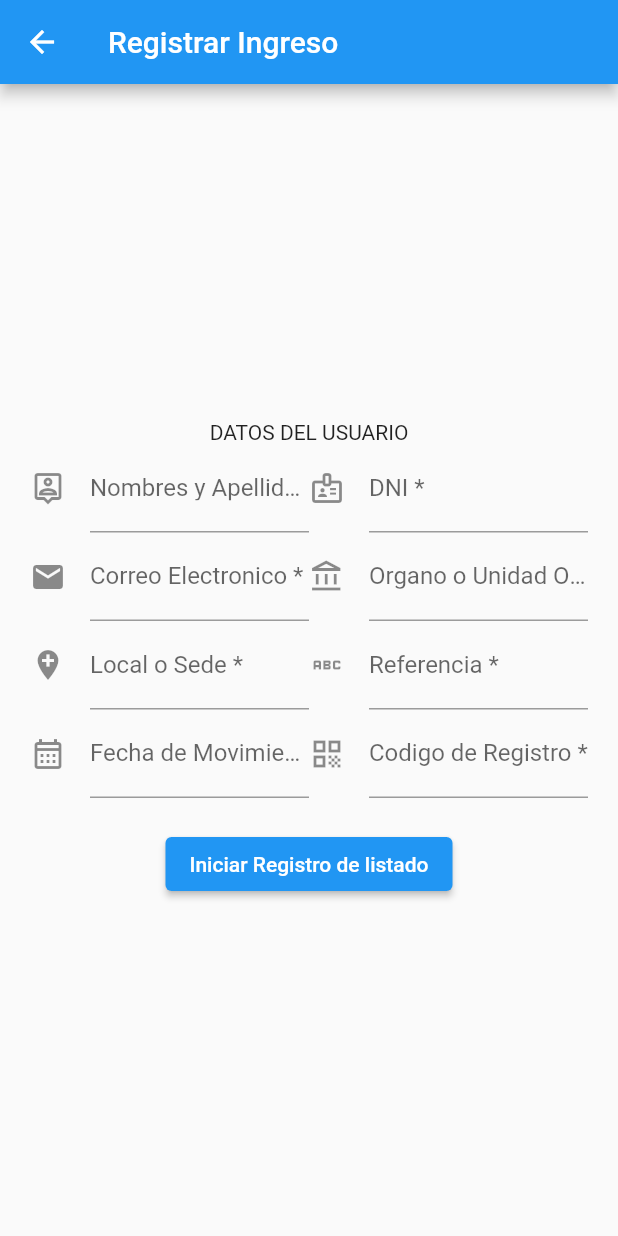
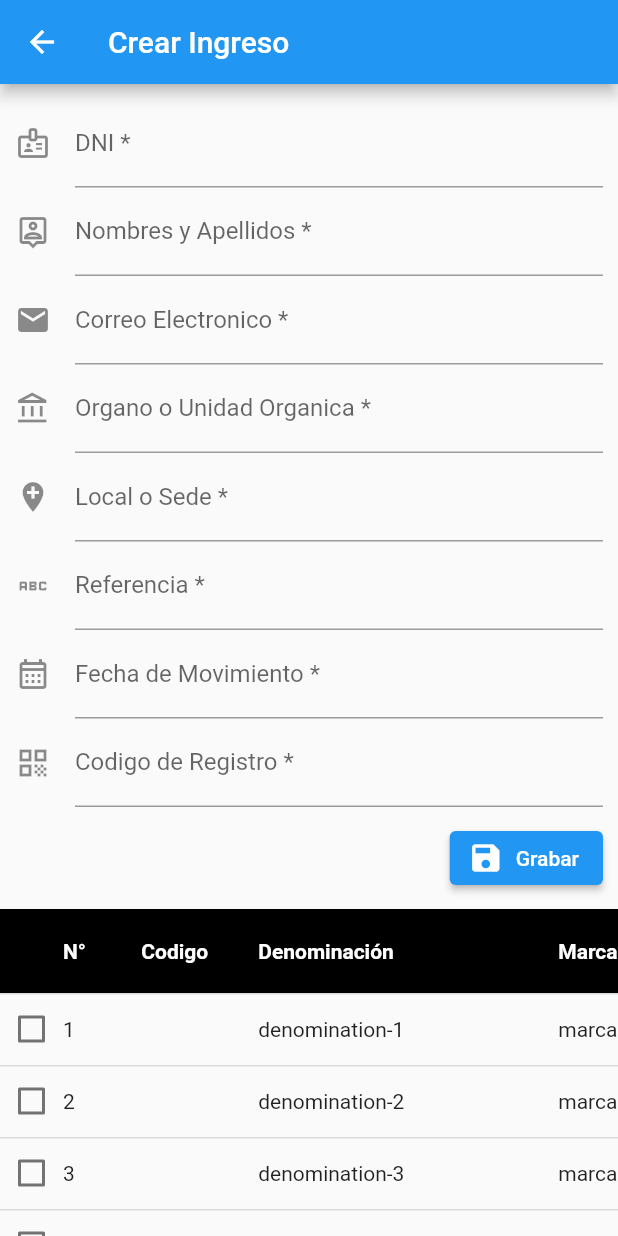
Before and after one commit to Luaylin/flutter_inventary, a Flutter app: the IncomeMovementPage screen opened by its route, on a phone screen of 412 x 824 dp. Run offline on Flutter 3.47's test engine with Material 2 defaults, Android fonts, the phone set to English and light mode, and no system bars; drawn by our look-alikes of data_table_2, datetime_picker_formfield; our stand-ins replace flutter_dotenv, go_router; network calls fail.

Commit message:
changes for merge

```diff
--- a/lib/src/router/main.dart
+++ b/lib/src/router/main.dart
@@ -1,5 +1,7 @@
 import 'package:flutter/material.dart';
+import 'package:flutter_inventary/src/views/IncomeMovementPage/detail_screen.dart';
 import 'package:go_router/go_router.dart';
+
 //HomePage
 import 'package:flutter_inventary/src/views/HomePage/main.dart';
 //DetailsPage
@@ -20,10 +22,12 @@ import 'package:flutter_inventary/src/views/ConfirmationPage/main.dart';
 Map routes = {
   "home": "/",
   "details": "details",
-  "movement": "movement",
-  "incomeMovement": "income_movement",
-  "incomeDetails": "income_details",
-  "outputMovement": "output_movement",
+  "ins": "in",
+  "in_create": "in/create",
+  "in_detail_create": "in/:id/detail/create",
+  "out_create": "out/create",
+  "out": "out/:id",
+  "outs": "out",
   "outputDetails": "output_details",
   "confirmation": "confirmation"
 };
@@ -43,31 +47,40 @@ getRouter() {
   return GoRouter(
     routes: <GoRoute>[
       GoRoute(
-        path: routes["home"],
-        builder: (BuildContext context, GoRouterState state) =>
-            HomePage(title: titles["home"]),
+        path: "/",
+        builder: (BuildContext context, GoRouterState state) =>HomePage(title: "home"),
         routes: <GoRoute>[
           //Detalles
           GoRoute(
-            path: routes["details"],
+            path: "details",
             builder: (BuildContext context, GoRouterState state) =>
-                DetailsPage(titles["details"]),
+                DetailsPage("details"),
           ),
           //Detalles
           GoRoute(
-            path: routes["movement"],
+            path:'in/:id/detail/create',
             builder: (BuildContext context, GoRouterState state) =>
-                MovementPage(titles["movement"]),
+                DetailFragment(movementId:int.parse(state.params['id']!))
+          ),
+          GoRoute(
+            path: routes["ins"],
+            builder: (BuildContext context, GoRouterState state) =>
+                HomePage(title:"Ingresos"),
           ),
           //Detalles
           GoRoute(
-            path: routes["incomeMovement"],
+            path: "in/create",
             builder: (BuildContext context, GoRouterState state) =>
-                IncomeMovementPage(titles["incomeMovement"]),
+                IncomeMovementPage("Crear Ingreso"),
+          ),
+          GoRoute(
+            path: "in/:id",
+            builder: (BuildContext context, GoRouterState state) =>
+                IncomeMovementPage("Ver Ingreso",id:int.parse(state.params['id']!)),
           ),
           //Detalles
           GoRoute(
-              path: routes["incomeDetails"],
+              path: "incomeDetails",
               builder: (BuildContext context, GoRouterState state) {
                 final query = state.queryParametersAll;
                 final Map data = {
@@ -133,19 +146,19 @@ getRouter() {
               }),
           //Detalles
           GoRoute(
-            path: routes["outputMovement"],
+            path: "out",
             builder: (BuildContext context, GoRouterState state) =>
-                OutputMovementPage(titles["outputMovement"]),
+                HomePage(title:"Salidas"),
           ),
           //Detalles
           GoRoute(
-            path: routes["outputDetails"],
+            path: "outputDetails",
             builder: (BuildContext context, GoRouterState state) =>
-                OutputDetailsPage(titles["outputDetails"]),
+                OutputDetailsPage("outputDetails"),
           ),
           //Detalles
           GoRoute(
-              path: routes["confirmation"],
+              path: "confirmation",
               builder: (BuildContext context, GoRouterState state) {
                 final query = state.queryParametersAll;
                 final Map data = {
@@ -182,7 +195,7 @@ getRouter() {
                     });
                   }
                 } else {
-                  return ConfirmationPage(titles["confirmation"], const {
+                  return ConfirmationPage("confirmation", const {
                     "success": false,
                     "message": "Error 404",
                     "redirection": "",
--- a/lib/src/views/IncomeMovementPage/components/user_data.dart
+++ b/lib/src/views/IncomeMovementPage/components/user_data.dart
@@ -5,9 +5,19 @@ import 'package:flutter_inventary/src/router/main.dart';
 import 'package:datetime_picker_formfield/datetime_picker_formfield.dart';
 import 'package:flutter_inventary/src/utils/main.dart';
 import 'package:go_router/go_router.dart';
+import 'package:data_table_2/data_table_2.dart';
+import 'package:collection/collection.dart';
 
 class UserData extends StatelessWidget {
+
   final dateFormat = DateFormat("yyyy-MM-dd");
+
+  Axis orientation = Axis.vertical;
+
+  int? id;
+
+  UserData({this.id});
+
   final Map dataForm = {
     "fullname": "",
     "document": "",
@@ -18,17 +28,65 @@ class UserData extends StatelessWidget {
     "date": "",
     "cod": ""
   };
+
   final GlobalKey<FormState> _key = GlobalKey<FormState>();
+
   @override
   Widget build(BuildContext context) {
-    final user_data_form = Form(
+    bool isScreenWide = false;
+
+    Widget Flex2(List<Widget> children) {
+      if (isScreenWide) {
+        return Row(
+          children: children.map<Widget>((e) => Expanded(child: e)).toList(),
+        );
+      }
+      return Flex(direction: Axis.vertical, children: children);
+    }
+
+    List _data = [];
+    String str(o) {
+      return o != null ? o.toString() : '';
+    }
+
+    List _selected = [];
+    for (var i = 0; i < 10; i++) {
+      _data.add({
+        'id': (i + 1).toString(),
+        'denomination': 'denomination-' + str(i + 1),
+        'marca': 'marca ' + i.toString(),
+        'model': 'modelo ' + i.toString(),
+        'color': 'green'
+      });
+      _selected.add(false);
+    }
+
+    return OrientationBuilder(builder: (context, orientation) {
+      isScreenWide = MediaQuery.of(context).size.width >= 500;
+
+      return Form(
           key: _key,
-        child: Column(
-          children: [
-            Row(
-              children: [
-                Flexible(
-                  child:
+          child: Column(children: [
+            Expanded(
+                child: SingleChildScrollView(
+                    child: Column(children: [
+              Padding(
+                  padding: EdgeInsets.all(10.0),
+                  child: Column(children: [
+                    Flex2(
+                      [
+                        TextFormField(
+                          decoration: const InputDecoration(
+                            icon: Icon(Icons.badge_outlined),
+                            labelText: 'DNI *',
+                          ),
+                          onSaved: (String? value) {
+                            dataForm["document"] = value;
+                          },
+                          validator: (String? value) {
+                            return validateDNIInput(value);
+                          },
+                        ),
                         //Fullname
                         TextFormField(
                           decoration: const InputDecoration(
@@ -42,28 +100,11 @@ class UserData extends StatelessWidget {
                             return validateSimpleInputString(value);
                           },
                         ),
-                ),
-                Flexible(
-                  child: //Document
-                      TextFormField(
-                    decoration: const InputDecoration(
-                      icon: Icon(Icons.badge_outlined),
-                      labelText: 'DNI *',
-                    ),
-                    onSaved: (String? value) {
-                      dataForm["document"] = value;
-                    },
-                    validator: (String? value) {
-                      return validateDNIInput(value);
-                    },
-                  ),
-                )
                       ],
                     ),
-            Row(
-              children: [
-                Flexible(
-                  child: TextFormField(
+                    Flex2(
+                      [
+                        TextFormField(
                           decoration: const InputDecoration(
                             icon: Icon(Icons.email),
                             labelText: 'Correo Electronico *',
@@ -75,9 +116,7 @@ class UserData extends StatelessWidget {
                             return validateEmailInput(value);
                           },
                         ),
-                ),
-                Flexible(
-                  child: TextFormField(
+                        TextFormField(
                           decoration: const InputDecoration(
                             icon: Icon(Icons.account_balance_outlined),
                             labelText: 'Organo o Unidad Organica *',
@@ -88,14 +127,12 @@ class UserData extends StatelessWidget {
                           validator: (String? value) {
                             return validateSimpleInputString(value);
                           },
-                  ),
                         )
                       ],
                     ),
-            Row(
-              children: [
-                Flexible(
-                  child: TextFormField(
+                    Flex2(
+                      [
+                        TextFormField(
                           decoration: const InputDecoration(
                             icon: Icon(Icons.add_location),
                             labelText: 'Local o Sede *',
@@ -107,9 +144,7 @@ class UserData extends StatelessWidget {
                             return validateSimpleInputString(value);
                           },
                         ),
-                ),
-                Flexible(
-                  child: TextFormField(
+                        TextFormField(
                           decoration: const InputDecoration(
                             icon: Icon(Icons.abc),
                             labelText: 'Referencia *',
@@ -120,14 +155,12 @@ class UserData extends StatelessWidget {
                           validator: (String? value) {
                             return validateSimpleInputString(value);
                           },
-                  ),
                         )
                       ],
                     ),
-            Row(
-              children: [
-                Flexible(
-                  child: DateTimeField(
+                    Flex2(
+                      [
+                        DateTimeField(
                           format: dateFormat,
                           onSaved: (DateTime? value) {
                             if (value != null) {
@@ -151,9 +184,7 @@ class UserData extends StatelessWidget {
                                 lastDate: DateTime(2100));
                           },
                         ),
-                ),
-                Flexible(
-                  child: TextFormField(
+                        TextFormField(
                           decoration: const InputDecoration(
                             icon: Icon(Icons.qr_code),
                             labelText: 'Codigo de Registro *',
@@ -165,19 +196,19 @@ class UserData extends StatelessWidget {
                             return validateSimpleInputString(value);
                           },
                         ),
-                )
                       ],
                     ),
                     Container(
-              margin: const EdgeInsets.only(
-                top: 20.0,
-              ),
-              child: Center(
-                child: ElevatedButton(
+                      margin: const EdgeInsets.only(top: 10.0),
+                      child: Align(
+                          alignment: Alignment.topRight,
+                          child: ElevatedButton.icon(
+                            icon: const Icon(Icons.save),
                             onPressed: () async {
                               if (_key.currentState!.validate()) {
                                 _key.currentState!.save();
-                      var response = await sendPostHTTPRequest('/in', '', {
+                                var response =
+                                    await sendPostHTTPRequest('/in', '', {
                                   "company": dataForm["unit"],
                                   "date": dataForm["date"],
                                   "dependence": dataForm["local"],
@@ -193,27 +224,56 @@ class UserData extends StatelessWidget {
                                 }
                               }
                             },
-                  child: const Text('Iniciar Registro de listado'),
+                            label: const Text('Grabar'),
+                          )),
                     ),
+                  ])),
+              Container(
+                  height: 320,
+                  child: DataTable2(
+                    columnSpacing: 12,
+                    headingTextStyle: TextStyle(
+                        fontWeight: FontWeight.bold, color: Colors.white),
+                    headingRowColor: MaterialStateProperty.resolveWith(
+                        (states) => Colors.black),
+                    horizontalMargin: 12,
+                    minWidth: 600,
+                    columns: [
+                      DataColumn2(
+                        label: Text('N°'),
+                        size: ColumnSize.S,
                       ),
-            )
+                      DataColumn2(label: Text('Codigo'), size: ColumnSize.M),
+                      DataColumn2(label: Text('Denominación'), fixedWidth: 200),
+                      DataColumn(label: Text('Marca')),
+                      DataColumn(label: Text('Modelo')),
+                      DataColumn(label: Text('Color')),
                     ],
-        ));
+                    rows: _data
+                        .mapIndexed((index, item) => DataRow(
+                                cells: [
+                                  DataCell(Text(str(index + 1))),
+                                  DataCell(Text(str(item['codePatrimonial']))),
+                                  DataCell(Text(str(item['denomination']))),
+                                  DataCell(Text(str(item['marca']))),
+                                  DataCell(Text(str(item['model']))),
+                                  DataCell(Text(str(item['color'])))
+                                ],
+                                selected: _selected[index],
+                                onSelectChanged: (bool? selected) {
+                                  print(selected);
 
-    final user_data = Container(
-        margin: const EdgeInsets.only(
-          right: 20.0,
-          left: 20.0,
-        ),
-        child: Column(
-          mainAxisAlignment: MainAxisAlignment.center,
-          children: [
-            const Text(
-              "DATOS DEL USUARIO",
-            ),
-            user_data_form
-          ],
-        ));
-    return user_data;
+                                  ///setState(() {
+                                  // bool old = isSelected();
+                                  _selected[index] = selected!;
+                                  // if (old != isSelected())
+                                  // widget.buildAction!(actions: getActions());
+                                  //});/
+                                }))
+                        .toList(),
+                  ))
+            ])))
+          ]));
+    });
   }
 }
--- a/lib/src/views/IncomeMovementPage/main.dart
+++ b/lib/src/views/IncomeMovementPage/main.dart
@@ -1,13 +1,25 @@
 import 'package:flutter/material.dart';
 import 'package:go_router/go_router.dart';
 import 'package:flutter_inventary/src/views/IncomeMovementPage/components/user_data.dart';
+import 'package:flutter_inventary/src/router/main.dart';
 
 class IncomeMovementPage extends StatelessWidget {
-  /// Creates a [Page2Screen].
-  String title;
-  IncomeMovementPage(this.title);
 
-  @override
-  Widget build(BuildContext context) =>
-      Scaffold(appBar: AppBar(title: Text(title)), body: new UserData());
+    String title;
+
+    int? id;
+
+    IncomeMovementPage(this.title, {super.key, this.id});
+
+    @override
+    Widget build(BuildContext context) => Scaffold(
+        appBar: AppBar(title: Text(title)),
+        floatingActionButton: id!=null?FloatingActionButton(
+            child: const Icon(Icons.add),
+            onPressed: () {
+                context.go('/in/' + id.toString() + '/detail/create');
+            }):null,
+        body: UserData(id: id)
+    );
+
 }
```
Also changed, not shown: lib/src/views/HomePage/main.dart (+56 -32 lines), lib/src/views/IncomeMovementPage/detail_screen.dart (added, +316 -0 lines), lib/src/utils/main.dart (line endings or trailing spaces), 1 other file. Lines whose indentation alone changed are shown as unchanged.
